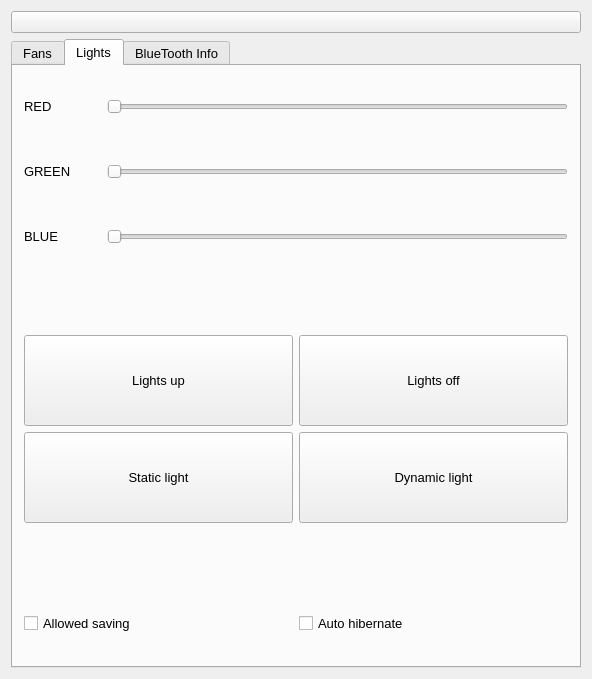
Above: widget.ui from done-lin/QtAndroidBluetoothDemoForMyADVProject before the change. Below: the same form after it.
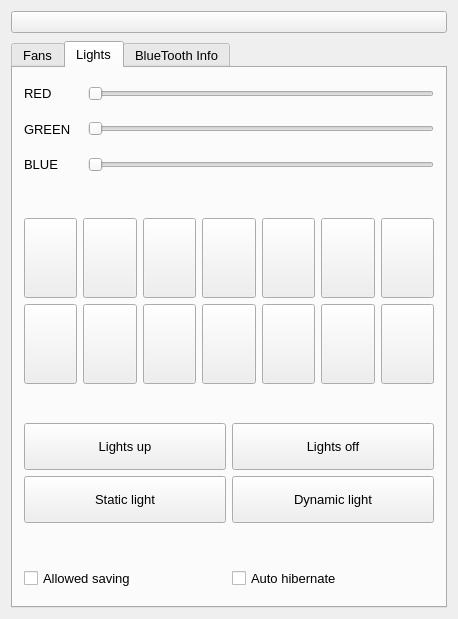
That is the form after the change. The open tabs and pages were chosen to show the change.

Commit message: add qt 14 color buttons to ui, modified dark.qss for color ubuttons

Patch:
```diff
--- a/widget.ui
+++ b/widget.ui
@@ -6,8 +6,8 @@
    <rect>
     <x>0</x>
     <y>0</y>
-    <width>592</width>
-    <height>679</height>
+    <width>458</width>
+    <height>619</height>
    </rect>
   </property>
   <property name="sizePolicy">
@@ -20,7 +20,22 @@
    <string>Widget</string>
   </property>
   <layout class="QGridLayout" name="gridLayout_9">
-   <item row="1" column="0">
+   <item row="1" column="1" colspan="2">
+    <layout class="QVBoxLayout" name="verticalLayout_4" stretch="1,7">
+     <property name="spacing">
+      <number>8</number>
+     </property>
+     <property name="sizeConstraint">
+      <enum>QLayout::SetDefaultConstraint</enum>
+     </property>
+     <item>
+      <widget class="QPushButton" name="pushButton_logo">
+       <property name="text">
+        <string/>
+       </property>
+      </widget>
+     </item>
+     <item>
     <widget class="QTabWidget" name="tabWidget">
      <property name="font">
       <font>
@@ -402,7 +417,7 @@
       </attribute>
       <layout class="QGridLayout" name="gridLayout_6">
        <item row="0" column="0">
-        <layout class="QVBoxLayout" name="verticalLayout" stretch="3,1,3,1,1">
+          <layout class="QVBoxLayout" name="verticalLayout" stretch="3,1,3,1,3,1,1">
          <item>
           <layout class="QGridLayout" name="gridLayout_4" rowstretch="1,1,1" columnstretch="1,6" rowminimumheight="0,0,0" columnminimumwidth="0,0">
            <item row="1" column="0">
@@ -511,7 +526,290 @@
            <property name="sizeHint" stdset="0">
             <size>
              <width>20</width>
-             <height>20</height>
+               <height>30</height>
+              </size>
+             </property>
+            </spacer>
+           </item>
+           <item>
+            <layout class="QGridLayout" name="gridLayout_10">
+             <item row="0" column="1">
+              <widget class="QPushButton" name="pushButton_color_2">
+               <property name="sizePolicy">
+                <sizepolicy hsizetype="Expanding" vsizetype="Expanding">
+                 <horstretch>0</horstretch>
+                 <verstretch>0</verstretch>
+                </sizepolicy>
+               </property>
+               <property name="minimumSize">
+                <size>
+                 <width>0</width>
+                 <height>80</height>
+                </size>
+               </property>
+               <property name="text">
+                <string/>
+               </property>
+              </widget>
+             </item>
+             <item row="0" column="3">
+              <widget class="QPushButton" name="pushButton_color_4">
+               <property name="sizePolicy">
+                <sizepolicy hsizetype="Expanding" vsizetype="Expanding">
+                 <horstretch>0</horstretch>
+                 <verstretch>0</verstretch>
+                </sizepolicy>
+               </property>
+               <property name="minimumSize">
+                <size>
+                 <width>0</width>
+                 <height>80</height>
+                </size>
+               </property>
+               <property name="text">
+                <string/>
+               </property>
+              </widget>
+             </item>
+             <item row="0" column="0">
+              <widget class="QPushButton" name="pushButton_color_1">
+               <property name="sizePolicy">
+                <sizepolicy hsizetype="Expanding" vsizetype="Expanding">
+                 <horstretch>0</horstretch>
+                 <verstretch>0</verstretch>
+                </sizepolicy>
+               </property>
+               <property name="minimumSize">
+                <size>
+                 <width>0</width>
+                 <height>80</height>
+                </size>
+               </property>
+               <property name="text">
+                <string/>
+               </property>
+              </widget>
+             </item>
+             <item row="0" column="5">
+              <widget class="QPushButton" name="pushButton_color_6">
+               <property name="sizePolicy">
+                <sizepolicy hsizetype="Expanding" vsizetype="Expanding">
+                 <horstretch>0</horstretch>
+                 <verstretch>0</verstretch>
+                </sizepolicy>
+               </property>
+               <property name="minimumSize">
+                <size>
+                 <width>0</width>
+                 <height>80</height>
+                </size>
+               </property>
+               <property name="text">
+                <string/>
+               </property>
+              </widget>
+             </item>
+             <item row="0" column="2">
+              <widget class="QPushButton" name="pushButton_color_3">
+               <property name="sizePolicy">
+                <sizepolicy hsizetype="Expanding" vsizetype="Expanding">
+                 <horstretch>0</horstretch>
+                 <verstretch>0</verstretch>
+                </sizepolicy>
+               </property>
+               <property name="minimumSize">
+                <size>
+                 <width>0</width>
+                 <height>80</height>
+                </size>
+               </property>
+               <property name="text">
+                <string/>
+               </property>
+              </widget>
+             </item>
+             <item row="0" column="6">
+              <widget class="QPushButton" name="pushButton_color_7">
+               <property name="sizePolicy">
+                <sizepolicy hsizetype="Expanding" vsizetype="Expanding">
+                 <horstretch>0</horstretch>
+                 <verstretch>0</verstretch>
+                </sizepolicy>
+               </property>
+               <property name="minimumSize">
+                <size>
+                 <width>0</width>
+                 <height>80</height>
+                </size>
+               </property>
+               <property name="text">
+                <string/>
+               </property>
+              </widget>
+             </item>
+             <item row="0" column="4">
+              <widget class="QPushButton" name="pushButton_color_5">
+               <property name="sizePolicy">
+                <sizepolicy hsizetype="Expanding" vsizetype="Expanding">
+                 <horstretch>0</horstretch>
+                 <verstretch>0</verstretch>
+                </sizepolicy>
+               </property>
+               <property name="minimumSize">
+                <size>
+                 <width>0</width>
+                 <height>80</height>
+                </size>
+               </property>
+               <property name="text">
+                <string/>
+               </property>
+              </widget>
+             </item>
+             <item row="1" column="0">
+              <widget class="QPushButton" name="pushButton_color_8">
+               <property name="sizePolicy">
+                <sizepolicy hsizetype="Expanding" vsizetype="Expanding">
+                 <horstretch>0</horstretch>
+                 <verstretch>0</verstretch>
+                </sizepolicy>
+               </property>
+               <property name="minimumSize">
+                <size>
+                 <width>0</width>
+                 <height>80</height>
+                </size>
+               </property>
+               <property name="text">
+                <string/>
+               </property>
+              </widget>
+             </item>
+             <item row="1" column="1">
+              <widget class="QPushButton" name="pushButton_color_9">
+               <property name="sizePolicy">
+                <sizepolicy hsizetype="Expanding" vsizetype="Expanding">
+                 <horstretch>0</horstretch>
+                 <verstretch>0</verstretch>
+                </sizepolicy>
+               </property>
+               <property name="minimumSize">
+                <size>
+                 <width>0</width>
+                 <height>80</height>
+                </size>
+               </property>
+               <property name="text">
+                <string/>
+               </property>
+              </widget>
+             </item>
+             <item row="1" column="2">
+              <widget class="QPushButton" name="pushButton_color_10">
+               <property name="sizePolicy">
+                <sizepolicy hsizetype="Expanding" vsizetype="Expanding">
+                 <horstretch>0</horstretch>
+                 <verstretch>0</verstretch>
+                </sizepolicy>
+               </property>
+               <property name="minimumSize">
+                <size>
+                 <width>0</width>
+                 <height>80</height>
+                </size>
+               </property>
+               <property name="text">
+                <string/>
+               </property>
+              </widget>
+             </item>
+             <item row="1" column="3">
+              <widget class="QPushButton" name="pushButton_color_11">
+               <property name="sizePolicy">
+                <sizepolicy hsizetype="Expanding" vsizetype="Expanding">
+                 <horstretch>0</horstretch>
+                 <verstretch>0</verstretch>
+                </sizepolicy>
+               </property>
+               <property name="minimumSize">
+                <size>
+                 <width>0</width>
+                 <height>80</height>
+                </size>
+               </property>
+               <property name="text">
+                <string/>
+               </property>
+              </widget>
+             </item>
+             <item row="1" column="4">
+              <widget class="QPushButton" name="pushButton_color_12">
+               <property name="sizePolicy">
+                <sizepolicy hsizetype="Expanding" vsizetype="Expanding">
+                 <horstretch>0</horstretch>
+                 <verstretch>0</verstretch>
+                </sizepolicy>
+               </property>
+               <property name="minimumSize">
+                <size>
+                 <width>0</width>
+                 <height>80</height>
+                </size>
+               </property>
+               <property name="text">
+                <string/>
+               </property>
+              </widget>
+             </item>
+             <item row="1" column="5">
+              <widget class="QPushButton" name="pushButton_color_13">
+               <property name="sizePolicy">
+                <sizepolicy hsizetype="Expanding" vsizetype="Expanding">
+                 <horstretch>0</horstretch>
+                 <verstretch>0</verstretch>
+                </sizepolicy>
+               </property>
+               <property name="minimumSize">
+                <size>
+                 <width>0</width>
+                 <height>80</height>
+                </size>
+               </property>
+               <property name="text">
+                <string/>
+               </property>
+              </widget>
+             </item>
+             <item row="1" column="6">
+              <widget class="QPushButton" name="pushButton_color_14">
+               <property name="sizePolicy">
+                <sizepolicy hsizetype="Expanding" vsizetype="Expanding">
+                 <horstretch>0</horstretch>
+                 <verstretch>0</verstretch>
+                </sizepolicy>
+               </property>
+               <property name="minimumSize">
+                <size>
+                 <width>0</width>
+                 <height>80</height>
+                </size>
+               </property>
+               <property name="text">
+                <string/>
+               </property>
+              </widget>
+             </item>
+            </layout>
+           </item>
+           <item>
+            <spacer name="verticalSpacer_8">
+             <property name="orientation">
+              <enum>Qt::Vertical</enum>
+             </property>
+             <property name="sizeHint" stdset="0">
+              <size>
+               <width>20</width>
+               <height>30</height>
             </size>
            </property>
           </spacer>
@@ -604,7 +902,7 @@
            <property name="sizeHint" stdset="0">
             <size>
              <width>20</width>
-             <height>20</height>
+               <height>30</height>
             </size>
            </property>
           </spacer>
@@ -839,12 +1137,7 @@
      </widget>
     </widget>
    </item>
-   <item row="0" column="0">
-    <widget class="QPushButton" name="pushButton_logo">
-     <property name="text">
-      <string/>
-     </property>
-    </widget>
+    </layout>
    </item>
   </layout>
  </widget>
```
Left out of the diff: 2 changed lines with no effect on the pictures. Lines whose indentation alone changed are shown as unchanged. The commit also changes 3 other files.
